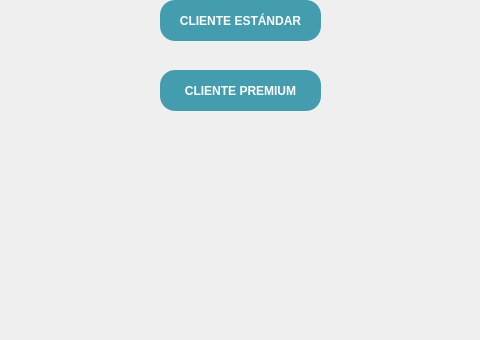
Qt form src/vista/ui/TipoUsuario.ui (eperec03/museo) before a commit; both pictures show x 150 to 630 and y 260 to 600 of the 800 by 600 pixel window.
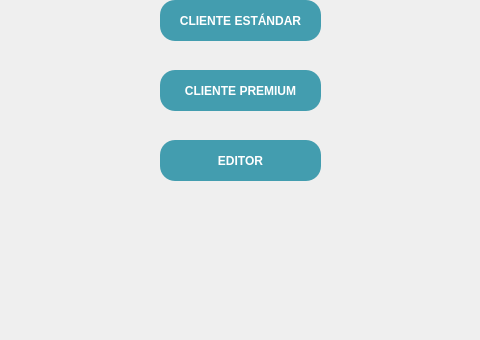
The same form after that commit.

Diff of the .ui file:
```diff
--- a/src/vista/ui/TipoUsuario.ui
+++ b/src/vista/ui/TipoUsuario.ui
@@ -701,6 +701,228 @@
      <string>🡸</string>
     </property>
    </widget>
+   <widget class="QPushButton" name="BotonEditores">
+    <property name="geometry">
+     <rect>
+      <x>310</x>
+      <y>400</y>
+      <width>161</width>
+      <height>41</height>
+     </rect>
+    </property>
+    <property name="palette">
+     <palette>
+      <active>
+       <colorrole role="WindowText">
+        <brush brushstyle="SolidPattern">
+         <color alpha="255">
+          <red>255</red>
+          <green>255</green>
+          <blue>255</blue>
+         </color>
+        </brush>
+       </colorrole>
+       <colorrole role="Button">
+        <brush brushstyle="SolidPattern">
+         <color alpha="255">
+          <red>67</red>
+          <green>157</green>
+          <blue>175</blue>
+         </color>
+        </brush>
+       </colorrole>
+       <colorrole role="Text">
+        <brush brushstyle="SolidPattern">
+         <color alpha="255">
+          <red>255</red>
+          <green>255</green>
+          <blue>255</blue>
+         </color>
+        </brush>
+       </colorrole>
+       <colorrole role="ButtonText">
+        <brush brushstyle="SolidPattern">
+         <color alpha="255">
+          <red>255</red>
+          <green>255</green>
+          <blue>255</blue>
+         </color>
+        </brush>
+       </colorrole>
+       <colorrole role="Base">
+        <brush brushstyle="SolidPattern">
+         <color alpha="255">
+          <red>67</red>
+          <green>157</green>
+          <blue>175</blue>
+         </color>
+        </brush>
+       </colorrole>
+       <colorrole role="Window">
+        <brush brushstyle="SolidPattern">
+         <color alpha="255">
+          <red>67</red>
+          <green>157</green>
+          <blue>175</blue>
+         </color>
+        </brush>
+       </colorrole>
+       <colorrole role="PlaceholderText">
+        <brush brushstyle="NoBrush">
+         <color alpha="128">
+          <red>255</red>
+          <green>255</green>
+          <blue>255</blue>
+         </color>
+        </brush>
+       </colorrole>
+      </active>
+      <inactive>
+       <colorrole role="WindowText">
+        <brush brushstyle="SolidPattern">
+         <color alpha="255">
+          <red>255</red>
+          <green>255</green>
+          <blue>255</blue>
+         </color>
+        </brush>
+       </colorrole>
+       <colorrole role="Button">
+        <brush brushstyle="SolidPattern">
+         <color alpha="255">
+          <red>67</red>
+          <green>157</green>
+          <blue>175</blue>
+         </color>
+        </brush>
+       </colorrole>
+       <colorrole role="Text">
+        <brush brushstyle="SolidPattern">
+         <color alpha="255">
+          <red>255</red>
+          <green>255</green>
+          <blue>255</blue>
+         </color>
+        </brush>
+       </colorrole>
+       <colorrole role="ButtonText">
+        <brush brushstyle="SolidPattern">
+         <color alpha="255">
+          <red>255</red>
+          <green>255</green>
+          <blue>255</blue>
+         </color>
+        </brush>
+       </colorrole>
+       <colorrole role="Base">
+        <brush brushstyle="SolidPattern">
+         <color alpha="255">
+          <red>67</red>
+          <green>157</green>
+          <blue>175</blue>
+         </color>
+        </brush>
+       </colorrole>
+       <colorrole role="Window">
+        <brush brushstyle="SolidPattern">
+         <color alpha="255">
+          <red>67</red>
+          <green>157</green>
+          <blue>175</blue>
+         </color>
+        </brush>
+       </colorrole>
+       <colorrole role="PlaceholderText">
+        <brush brushstyle="NoBrush">
+         <color alpha="128">
+          <red>255</red>
+          <green>255</green>
+          <blue>255</blue>
+         </color>
+        </brush>
+       </colorrole>
+      </inactive>
+      <disabled>
+       <colorrole role="WindowText">
+        <brush brushstyle="SolidPattern">
+         <color alpha="255">
+          <red>255</red>
+          <green>255</green>
+          <blue>255</blue>
+         </color>
+        </brush>
+       </colorrole>
+       <colorrole role="Button">
+        <brush brushstyle="SolidPattern">
+         <color alpha="255">
+          <red>67</red>
+          <green>157</green>
+          <blue>175</blue>
+         </color>
+        </brush>
+       </colorrole>
+       <colorrole role="Text">
+        <brush brushstyle="SolidPattern">
+         <color alpha="255">
+          <red>255</red>
+          <green>255</green>
+          <blue>255</blue>
+         </color>
+        </brush>
+       </colorrole>
+       <colorrole role="ButtonText">
+        <brush brushstyle="SolidPattern">
+         <color alpha="255">
+          <red>255</red>
+          <green>255</green>
+          <blue>255</blue>
+         </color>
+        </brush>
+       </colorrole>
+       <colorrole role="Base">
+        <brush brushstyle="SolidPattern">
+         <color alpha="255">
+          <red>67</red>
+          <green>157</green>
+          <blue>175</blue>
+         </color>
+        </brush>
+       </colorrole>
+       <colorrole role="Window">
+        <brush brushstyle="SolidPattern">
+         <color alpha="255">
+          <red>67</red>
+          <green>157</green>
+          <blue>175</blue>
+         </color>
+        </brush>
+       </colorrole>
+       <colorrole role="PlaceholderText">
+        <brush brushstyle="NoBrush">
+         <color alpha="128">
+          <red>255</red>
+          <green>255</green>
+          <blue>255</blue>
+         </color>
+        </brush>
+       </colorrole>
+      </disabled>
+     </palette>
+    </property>
+    <property name="cursor">
+     <cursorShape>PointingHandCursor</cursorShape>
+    </property>
+    <property name="styleSheet">
+     <string notr="true">background-color: rgb(67, 157, 175);
+color: rgb(255, 255, 255);
+font-weight: bold;
+font-family: 'Verdana';
+border-radius: 15px;</string>
+    </property>
+    <property name="text">
+     <string>EDITOR</string>
+    </property>
+   </widget>
   </widget>
   <widget class="QStatusBar" name="statusbar"/>
  </widget>
```
